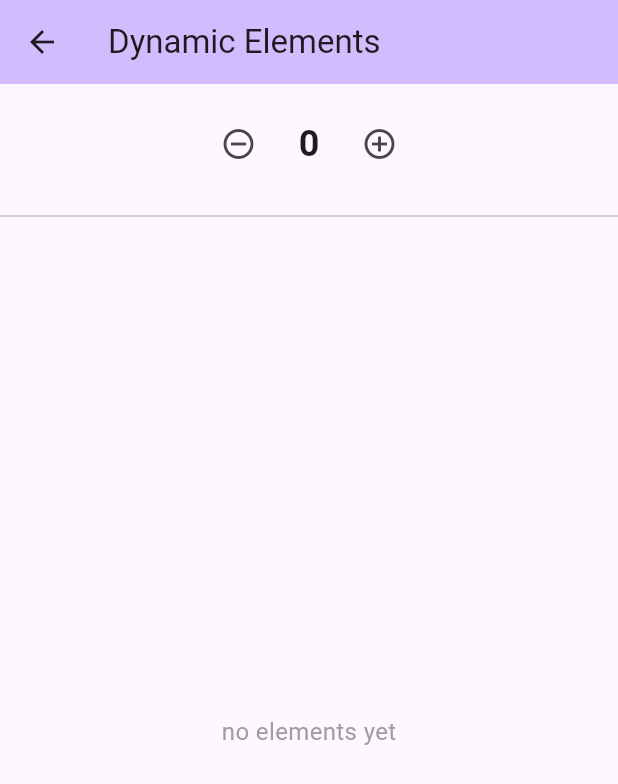
After one commit to MihajloIlijic/demo_mobile_app, a Flutter app: the ElementsPage screen opened by its route, on a phone screen of 412 x 824 dp. The commit adds this screen. Shown: the top 784 px of the screen. Run offline on Flutter 3.47's test engine with Material 3 defaults, Android fonts, the phone set to English and light mode, and no system bars.

Commit message:
[main] - added another page as example

```diff
--- a/lib/main.dart
+++ b/lib/main.dart
@@ -2,6 +2,7 @@ import 'package:flutter/material.dart';
 import 'pages/home_page.dart';
 import 'pages/second_page.dart';
 import 'pages/layout_demo_page.dart';
+import 'pages/elements_page.dart';
 
 void main() {
   runApp(const MyApp());
@@ -22,6 +23,7 @@ class MyApp extends StatelessWidget {
         '/': (context) => const MyHomePage(title: 'Student Management'),
         '/second': (context) => const SecondPage(),
         '/layout': (context) => const LayoutDemoPage(),
+        '/elements': (context) => const ElementsPage(),
       },
       initialRoute: '/',
     );
--- /dev/null
+++ b/lib/pages/elements_page.dart
@@ -0,0 +1,116 @@
+import 'package:flutter/material.dart';
+
+class ElementsPage extends StatefulWidget {
+  const ElementsPage({super.key});
+
+  @override
+  State<ElementsPage> createState() => _ElementsPageState();
+}
+
+class _ElementsPageState extends State<ElementsPage> {
+  int numberOfElements = 0;
+
+  @override
+  Widget build(BuildContext context) {
+    return Scaffold(
+      appBar: AppBar(
+        backgroundColor: Theme.of(context).colorScheme.inversePrimary,
+        title: const Text('Dynamic Elements'),
+      ),
+      body: Column(
+        children: [
+          // Number selector
+          Padding(
+            padding: const EdgeInsets.all(16.0),
+            child: Row(
+              mainAxisAlignment: MainAxisAlignment.center,
+              children: [
+                IconButton(
+                  onPressed: () {
+                    if (numberOfElements > 0) {
+                      setState(() {
+                        numberOfElements--;
+                      });
+                    }
+                  },
+                  icon: const Icon(Icons.remove_circle_outline),
+                ),
+                const SizedBox(width: 16),
+                Text(
+                  '$numberOfElements',
+                  style: const TextStyle(
+                    fontSize: 24,
+                    fontWeight: FontWeight.bold,
+                  ),
+                ),
+                const SizedBox(width: 16),
+                IconButton(
+                  onPressed: () {
+                    setState(() {
+                      numberOfElements++;
+                    });
+                  },
+                  icon: const Icon(Icons.add_circle_outline),
+                ),
+              ],
+            ),
+          ),
+          // Divider
+          const Divider(thickness: 1),
+          // Dynamic cards
+          Expanded(
+            child: numberOfElements == 0
+                ? const Center(
+                    child: Text(
+                      'no elements yet',
+                      style: TextStyle(
+                        fontSize: 16,
+                        color: Colors.grey,
+                      ),
+                    ),
+                  )
+                : SingleChildScrollView(
+                    scrollDirection: Axis.vertical,
+                    padding: const EdgeInsets.all(16),
+                    child: Column(
+                      children: List.generate(
+                        numberOfElements,
+                        (index) => Padding(
+                          padding: const EdgeInsets.only(bottom: 16),
+                          child: Card(
+                            elevation: 4,
+                            child: Container(
+                              height: 100,
+                              decoration: BoxDecoration(
+                                gradient: LinearGradient(
+                                  colors: [
+                                    Colors.blue.shade200,
+                                    Colors.blue.shade400,
+                                  ],
+                                  begin: Alignment.topLeft,
+                                  end: Alignment.bottomRight,
+                                ),
+                                borderRadius: BorderRadius.circular(12),
+                              ),
+                              child: Center(
+                                child: Text(
+                                  'Element ${index + 1}',
+                                  style: const TextStyle(
+                                    color: Colors.white,
+                                    fontSize: 18,
+                                    fontWeight: FontWeight.bold,
+                                  ),
+                                ),
+                              ),
+                            ),
+                          ),
+                        ),
+                      ),
+                    ),
+                  ),
+          ),
+        ],
+      ),
+    );
+  }
+}
--- a/lib/pages/home_page.dart
+++ b/lib/pages/home_page.dart
@@ -58,6 +58,12 @@ class _MyHomePageState extends State<MyHomePage> {
             },
           ),
           IconButton(
+            icon: const Icon(Icons.dashboard),
+            onPressed: () {
+              Navigator.pushNamed(context, '/elements');
+            },
+          ),
+          IconButton(
             icon: const Icon(Icons.navigate_next),
             onPressed: () {
               Navigator.pushNamed(context, '/second');
```
